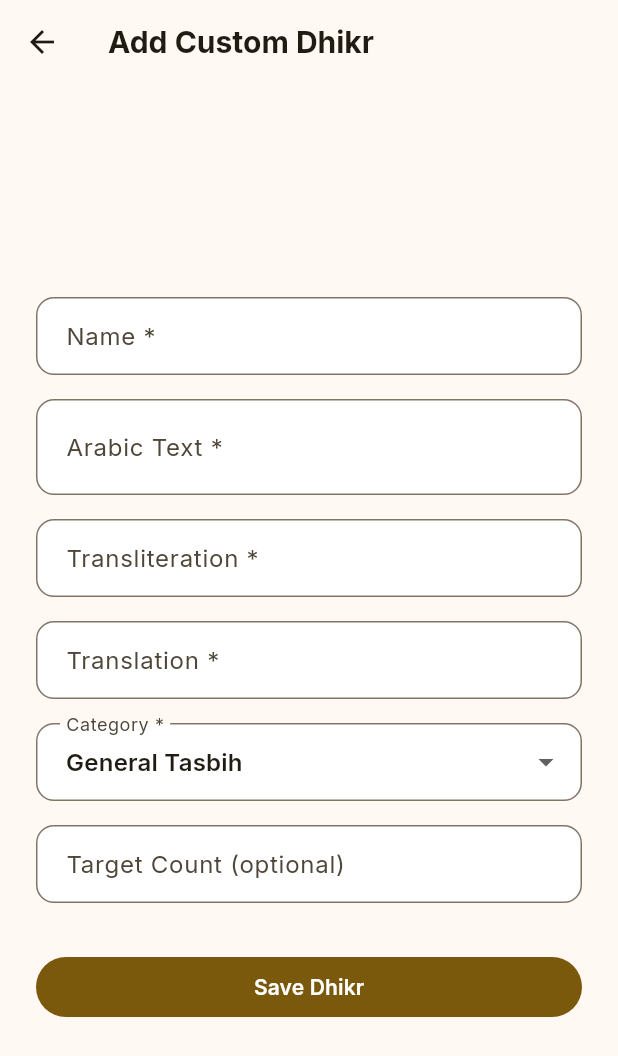
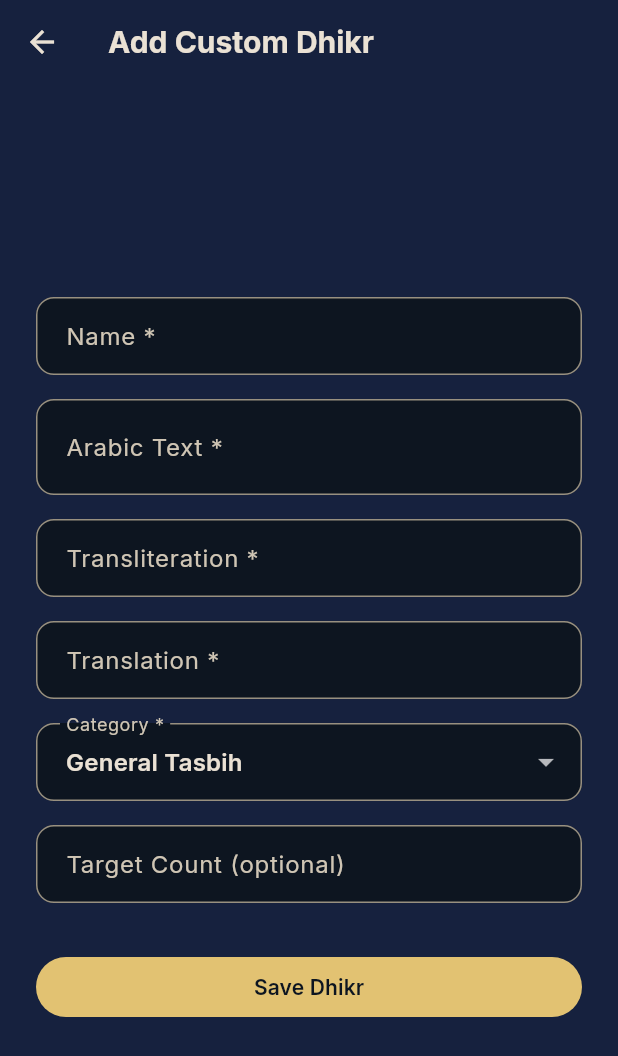
Before and after one commit to thecodeartificerX/dhikratwork, a Flutter app: the screen it shows after launch, after a tap on the "menu book" icon, after a tap on "Add Custom", on a phone screen of 412 x 824 dp. Shown: the top 1056 px of the screen. Run offline on Flutter 3.47's test engine with Material 3 defaults, Android fonts, the phone set to English and light mode, and no system bars; our stand-ins replace cloud_firestore, fl_chart, go_router, google_fonts, sqflite_common_ffi; missing offline and left inert: auto_updater, desktop_multi_window, hotkey_manager, tray_manager, window_manager; accounts and stored records are empty; statements that could not run were skipped.

Commit message:
feat: switch to dark navy + gold accent theme
Replace light goldenrod theme with dark navy (kDarkNavy #16213E / kDeepNavy #0D1520)
and gold accent (kGoldAccent #E2C272). Exports three public color constants.
Adds scaffoldBackgroundColor and segmentedButtonTheme; removes navigationRailTheme
(moved to component-level in later phases).

Co-Authored-By: Claude Sonnet 4.6 <noreply@anthropic.com>

```diff
--- a/lib/app/theme.dart
+++ b/lib/app/theme.dart
@@ -1,24 +1,28 @@
-// lib/app/theme.dart
 import 'package:flutter/material.dart';
 import 'package:google_fonts/google_fonts.dart';
 
-/// Earthy gold seed color — the central hue for the Islamic aesthetic palette.
-const Color _kSeedColor = Color(0xFFB8860B); // DarkGoldenrod
+/// Gold accent — the primary interactive/highlight color.
+const Color kGoldAccent = Color(0xFFE2C272);
 
-/// Returns the main [ThemeData] for DhikrAtWork.
-///
-/// Conventions:
-/// - Material 3 (default since Flutter 3.16, no explicit flag needed).
-/// - All component themes use [*ThemeData] suffix classes per skill.
-/// - Arabic text uses Amiri from google_fonts; Latin UI text uses Inter.
+/// Dark navy background — primary surface.
+const Color kDarkNavy = Color(0xFF16213E);
+
+/// Deeper navy — used for cards, containers, and secondary surfaces.
+const Color kDeepNavy = Color(0xFF0D1520);
+
+/// Returns the main dark [ThemeData] for DhikrAtWork.
 ThemeData buildAppTheme() {
   final colorScheme = ColorScheme.fromSeed(
-    seedColor: _kSeedColor,
-    brightness: Brightness.light,
+    seedColor: kGoldAccent,
+    brightness: Brightness.dark,
+    surface: kDarkNavy,
+    primary: kGoldAccent,
+    onPrimary: kDeepNavy,
   );
 
-  // Build text theme: Inter for Latin UI, Amiri for Arabic body
-  final baseTextTheme = GoogleFonts.interTextTheme();
+  final baseTextTheme = GoogleFonts.interTextTheme(
+    ThemeData(brightness: Brightness.dark).textTheme,
+  );
   final arabicTextStyle = GoogleFonts.amiri(
     fontSize: 22,
     height: 1.8,
@@ -27,11 +31,9 @@ ThemeData buildAppTheme() {
   );
 
   final textTheme = baseTextTheme.copyWith(
-    // Used for large Arabic text display (dhikr arabic_text)
     displayMedium: arabicTextStyle.copyWith(fontSize: 32, fontWeight: FontWeight.w600),
     displaySmall: arabicTextStyle.copyWith(fontSize: 26),
     headlineMedium: arabicTextStyle.copyWith(fontSize: 22),
-    // Standard Latin UI text inherits from Inter base
     bodyLarge: GoogleFonts.inter(fontSize: 16, color: colorScheme.onSurface),
     bodyMedium: GoogleFonts.inter(fontSize: 14, color: colorScheme.onSurface),
     bodySmall: GoogleFonts.inter(fontSize: 12, color: colorScheme.onSurfaceVariant),
@@ -47,10 +49,10 @@ ThemeData buildAppTheme() {
     colorScheme: colorScheme,
     textTheme: textTheme,
     useMaterial3: true,
+    scaffoldBackgroundColor: kDarkNavy,
 
-    // AppBar — no elevation, surface-colored background
     appBarTheme: AppBarThemeData(
-      backgroundColor: colorScheme.surface,
+      backgroundColor: kDarkNavy,
       foregroundColor: colorScheme.onSurface,
       elevation: 0,
       scrolledUnderElevation: 2,
@@ -62,30 +64,26 @@ ThemeData buildAppTheme() {
       ),
     ),
 
-    // Card — subtle rounded surface
     cardTheme: CardThemeData(
       elevation: 1,
       shape: RoundedRectangleBorder(borderRadius: BorderRadius.circular(16)),
-      color: colorScheme.surfaceContainerLow,
+      color: kDeepNavy,
       margin: EdgeInsets.zero,
     ),
 
-    // Dialog
     dialogTheme: DialogThemeData(
       shape: RoundedRectangleBorder(borderRadius: BorderRadius.circular(20)),
-      backgroundColor: colorScheme.surface,
+      backgroundColor: kDarkNavy,
       elevation: 6,
     ),
 
-    // Tab bar
     tabBarTheme: TabBarThemeData(
-      labelColor: colorScheme.primary,
+      labelColor: kGoldAccent,
       unselectedLabelColor: colorScheme.onSurfaceVariant,
-      indicatorColor: colorScheme.primary,
+      indicatorColor: kGoldAccent,
       dividerColor: colorScheme.outlineVariant,
     ),
 
-    // Input decoration — outlined style
     inputDecorationTheme: InputDecorationThemeData(
       border: OutlineInputBorder(
         borderRadius: BorderRadius.circular(12),
@@ -97,7 +95,7 @@ ThemeData buildAppTheme() {
       ),
       focusedBorder: OutlineInputBorder(
         borderRadius: BorderRadius.circular(12),
-        borderSide: BorderSide(color: colorScheme.primary, width: 2),
+        borderSide: BorderSide(color: kGoldAccent, width: 2),
       ),
       errorBorder: OutlineInputBorder(
         borderRadius: BorderRadius.circular(12),
@@ -108,61 +106,51 @@ ThemeData buildAppTheme() {
         borderSide: BorderSide(color: colorScheme.error, width: 2),
       ),
       filled: true,
-      fillColor: colorScheme.surfaceContainerLowest,
+      fillColor: kDeepNavy,
       contentPadding: const EdgeInsets.symmetric(horizontal: 16, vertical: 14),
     ),
 
-    // Navigation Rail (main window side nav)
-    navigationRailTheme: NavigationRailThemeData(
-      backgroundColor: colorScheme.surfaceContainerLow,
-      selectedIconTheme: IconThemeData(color: colorScheme.primary),
-      unselectedIconTheme: IconThemeData(color: colorScheme.onSurfaceVariant),
-      selectedLabelTextStyle: GoogleFonts.inter(
-        color: colorScheme.primary,
-        fontWeight: FontWeight.w600,
-        fontSize: 12,
-      ),
-      unselectedLabelTextStyle: GoogleFonts.inter(
-        color: colorScheme.onSurfaceVariant,
-        fontSize: 12,
-      ),
-      indicatorColor: colorScheme.primaryContainer,
-      elevation: 0,
-    ),
-
-    // Scrollbar — always visible on desktop
     scrollbarTheme: ScrollbarThemeData(
       thumbVisibility: WidgetStateProperty.all(true),
       radius: const Radius.circular(8),
       thickness: WidgetStateProperty.all(6),
     ),
 
-    // Chip
     chipTheme: ChipThemeData(
-      backgroundColor: colorScheme.surfaceContainerLow,
+      backgroundColor: kDeepNavy,
       selectedColor: colorScheme.primaryContainer,
       labelStyle: GoogleFonts.inter(fontSize: 13),
       shape: RoundedRectangleBorder(borderRadius: BorderRadius.circular(8)),
     ),
 
-    // Divider
     dividerTheme: DividerThemeData(
       color: colorScheme.outlineVariant,
       thickness: 1,
       space: 1,
     ),
 
-    // Floating action button
     floatingActionButtonTheme: FloatingActionButtonThemeData(
-      backgroundColor: colorScheme.primary,
-      foregroundColor: colorScheme.onPrimary,
+      backgroundColor: kGoldAccent,
+      foregroundColor: kDeepNavy,
       shape: RoundedRectangleBorder(borderRadius: BorderRadius.circular(16)),
     ),
 
-    // List tile
     listTileTheme: ListTileThemeData(
       contentPadding: const EdgeInsets.symmetric(horizontal: 16, vertical: 4),
       shape: RoundedRectangleBorder(borderRadius: BorderRadius.circular(12)),
     ),
+
+    segmentedButtonTheme: SegmentedButtonThemeData(
+      style: ButtonStyle(
+        backgroundColor: WidgetStateProperty.resolveWith((states) {
+          if (states.contains(WidgetState.selected)) return kGoldAccent;
+          return kDeepNavy;
+        }),
+        foregroundColor: WidgetStateProperty.resolveWith((states) {
+          if (states.contains(WidgetState.selected)) return kDeepNavy;
+          return colorScheme.onSurface;
+        }),
+      ),
+    ),
   );
 }
```
